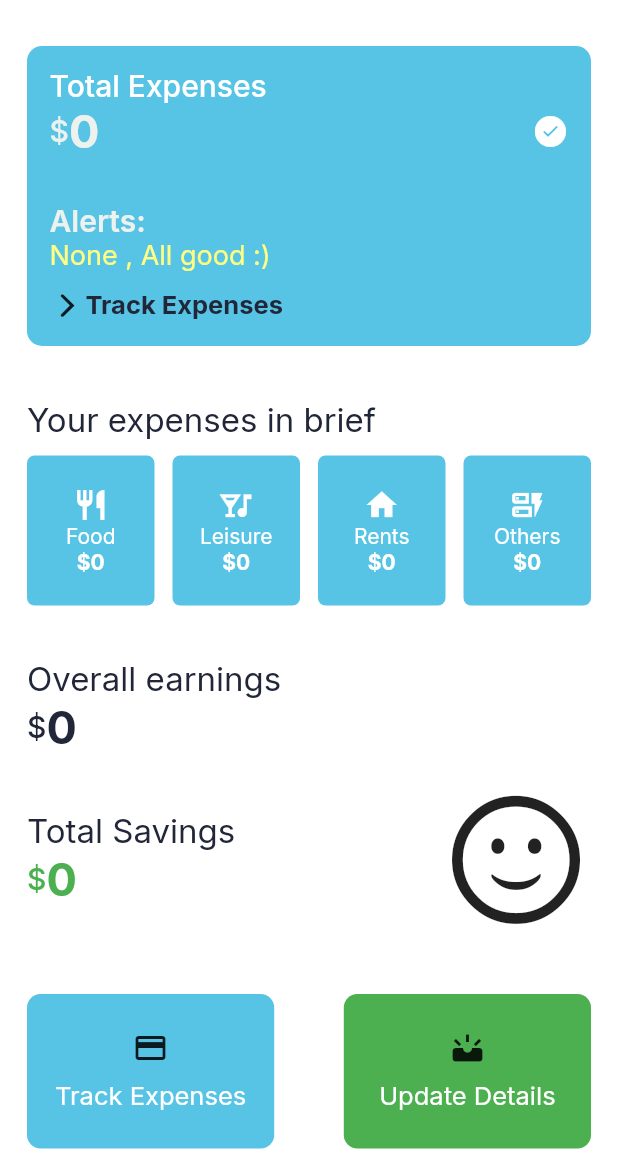
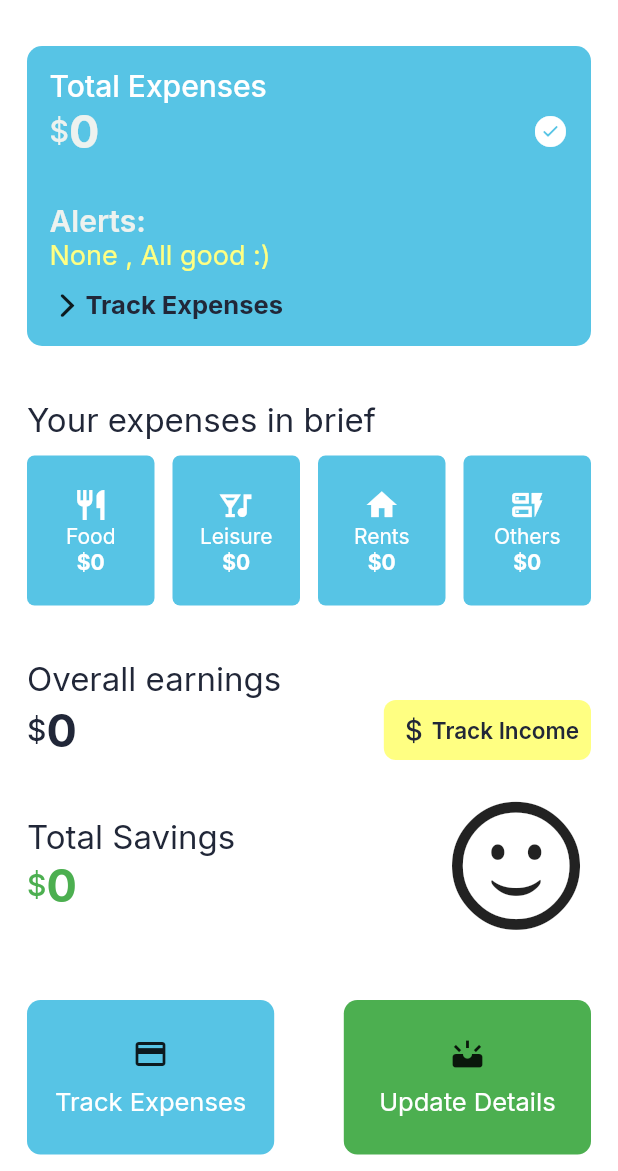
Before and after one commit to diptanshumahish/simply-expenses, a Flutter app: the screen it shows after launch, on a phone screen of 412 x 824 dp, the part 65-1236 px from its top. Run offline on Flutter 3.47's test engine with Material 2 defaults, Android fonts, the light colour scheme and no system bars; our stand-ins replace flutter_slidable, getwidget, google_fonts, sqflite; accounts and stored records are empty.

Commit message:
donw somewhat with the incomes

```diff
--- a/lib/database/incomedatabase.dart
+++ b/lib/database/incomedatabase.dart
@@ -6,10 +6,21 @@ import 'package:sqflite/sqflite.dart';
 class Income {
   int? id;
   int? income;
+  String source;
+  DateTime creationDate;
 
-  Income({required this.id, required this.income});
+  Income(
+      {required this.id,
+      required this.income,
+      required this.source,
+      required this.creationDate});
   Map<String, dynamic> toMap() {
-    return {'id': id, 'income': income};
+    return {
+      'id': id,
+      'income': income,
+      'source': source,
+      'creationDate': creationDate.toString(),
+    };
   }
 }
 
@@ -28,6 +39,8 @@ class IncomeConnect {
   CREATE TABLE income(
     id INTEGER PRIMARY KEY AUTOINCREMENT,
     income INTEGER
+    source TEXT
+    creationDate TEXT,
   )
 ''');
   }
@@ -52,8 +65,14 @@ class IncomeConnect {
         await db.query('income', orderBy: 'id DESC');
 
     //convert maps to list of expenses
-    return List.generate(items.length,
-        (i) => Income(id: items[i]['id'], income: items[i]['income']));
+    return List.generate(
+      items.length,
+      (i) => Income(
+          creationDate: DateTime.parse(items[i]['creationDate']),
+          id: items[i]['id'],
+          income: items[i]['income'],
+          source: items[i]['source']),
+    );
   }
 
   Future totalIncome() async {
--- a/lib/screens.dart/homepage.dart
+++ b/lib/screens.dart/homepage.dart
@@ -1,8 +1,8 @@
 import 'package:expense_tracker/database/database.dart';
-import 'package:expense_tracker/main.dart';
+import 'package:expense_tracker/database/incomedatabase.dart';
 import 'package:expense_tracker/screens.dart/drawer.dart';
-import 'package:expense_tracker/screens.dart/expenselist.dart';
 import 'package:expense_tracker/screens.dart/expensescreen.dart';
+import 'package:expense_tracker/screens.dart/incomescreen.dart';
 import 'package:expense_tracker/utils/theme.dart';
 import 'package:flutter/cupertino.dart';
 import 'package:flutter/material.dart';
@@ -33,7 +33,7 @@ class _HomePageState extends State<HomePage> {
   }
 
   void calcTotalIncome() async {
-    var totalExpense = (await db.totalIncome())[0]['TOTAL'];
+    var totalExpense = (await indb.totalIncome())[0]['TOTAL'];
     setState(() {
       if (totalExpense == null) {
         total = 0;
@@ -88,6 +88,7 @@ class _HomePageState extends State<HomePage> {
   }
 
   var db = DatabaseConnect();
+  var indb = IncomeConnect();
 
   @override
   void initState() {
@@ -389,7 +390,40 @@ class _HomePageState extends State<HomePage> {
                                 fontSize: 30,
                                 color: topColor == Brightness.dark
                                     ? Colors.white
-                                    : AppColors.darkBack))
+                                    : AppColors.darkBack)),
+                        Spacer(),
+                        InkWell(
+                          customBorder: RoundedRectangleBorder(
+                            borderRadius: BorderRadius.circular(8),
+                          ),
+                          onTap: () {
+                            Navigator.push(
+                                context,
+                                MaterialPageRoute(
+                                    builder: (context) => IncomeScreen()));
+                          },
+                          child: Container(
+                            decoration: BoxDecoration(
+                                color: AppColors.sec,
+                                borderRadius: BorderRadius.circular(8)),
+                            child: Padding(
+                              padding: const EdgeInsets.all(8.0),
+                              child: Row(
+                                children: [
+                                  Icon(
+                                    CupertinoIcons.money_dollar,
+                                    color: AppColors.darkBack,
+                                  ),
+                                  Text("Track Income",
+                                      style: TextStyle(
+                                          fontWeight: FontWeight.w600,
+                                          fontSize: 15,
+                                          color: AppColors.darkBack))
+                                ],
+                              ),
+                            ),
+                          ),
+                        )
                       ],
                     ),
                     SizedBox(height: 20),
```
Also changed, not shown: lib/screens.dart/addexpensedata.dart (+6 -7 lines), lib/screens.dart/incomelist.dart (added, +42 -0 lines), lib/screens.dart/incomescreen.dart (added, +42 -0 lines), lib/utils/incomecards.dart (added, +24 -0 lines).
